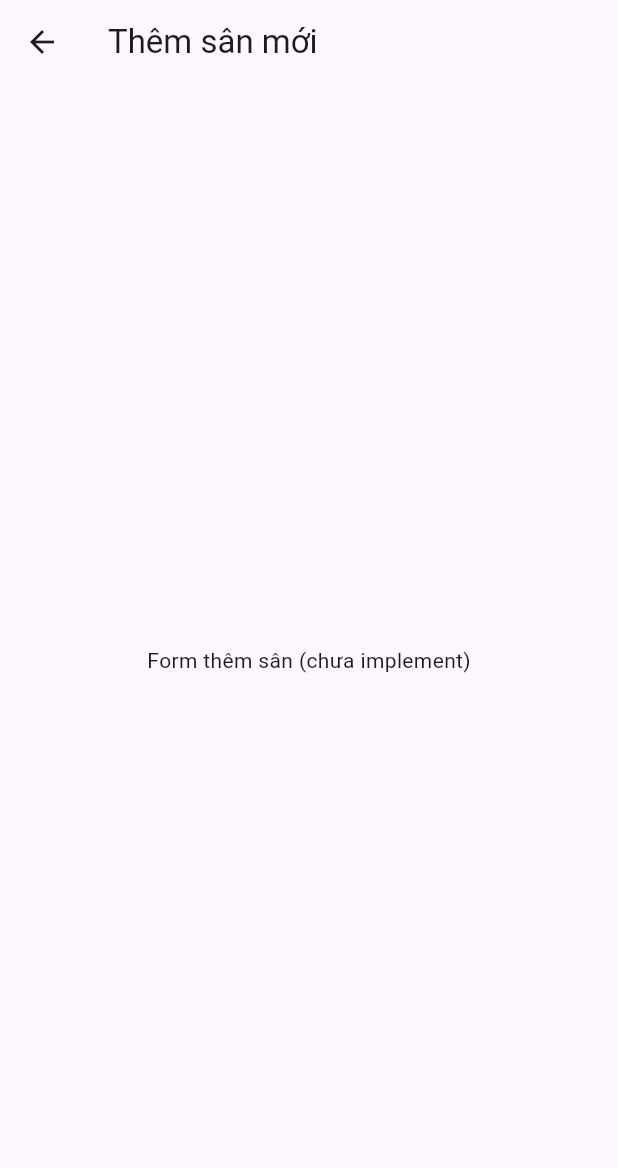
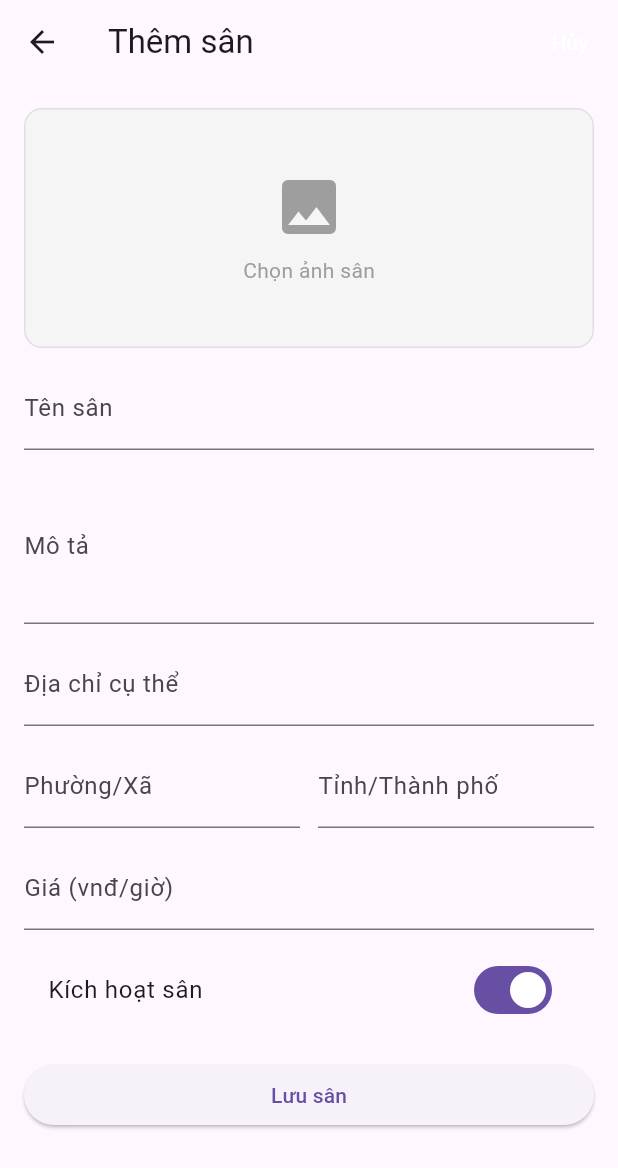
Before and after one commit to seson0/tesst1, a Flutter app: the OwnerManageCourtsPage screen opened directly, after a tap on "Thêm sân", on a phone screen of 412 x 824 dp. Shown: the top 1168 px of the screen. Run offline on Flutter 3.47's test engine with Material 3 defaults, Android fonts, the phone set to English and light mode, and no system bars; our stand-ins replace convex_bottom_bar, firebase_auth, firebase_core, image_picker, shared_preferences; accounts and stored records are empty; network calls fail.

Commit message:
them chuc nang

```diff
--- /dev/null
+++ b/lib/screens/add_court_page.dart
@@ -0,0 +1,219 @@
+import 'dart:convert';
+import 'dart:io';
+
+import 'package:flutter/material.dart';
+import 'package:image_picker/image_picker.dart';
+import 'package:shared_preferences/shared_preferences.dart';
+
+class AddCourtPage extends StatefulWidget {
+  const AddCourtPage({super.key});
+
+  @override
+  State<AddCourtPage> createState() => _AddCourtPageState();
+}
+
+class _AddCourtPageState extends State<AddCourtPage> {
+  final _nameCtrl = TextEditingController();
+  final _descCtrl = TextEditingController();
+  final _addressCtrl = TextEditingController();
+  final _wardCtrl = TextEditingController();
+  final _cityCtrl = TextEditingController();
+  final _priceCtrl = TextEditingController();
+
+  bool _active = true;
+  bool _saving = false;
+  XFile? _image;
+  final ImagePicker _picker = ImagePicker();
+
+  Future<void> _pickImage() async {
+    try {
+      final picked = await _picker.pickImage(
+        source: ImageSource.gallery,
+        imageQuality: 80,
+      );
+      if (picked != null) {
+        setState(() => _image = picked);
+      }
+    } catch (e) {
+      if (!mounted) return;
+      ScaffoldMessenger.of(
+        context,
+      ).showSnackBar(SnackBar(content: Text('Không thể chọn ảnh: $e')));
+    }
+  }
+
+  Future<void> _saveCourt() async {
+    final name = _nameCtrl.text.trim();
+    if (name.isEmpty) {
+      ScaffoldMessenger.of(
+        context,
+      ).showSnackBar(const SnackBar(content: Text('Vui lòng nhập tên sân')));
+      return;
+    }
+
+    setState(() => _saving = true);
+    try {
+      final prefs = await SharedPreferences.getInstance();
+      final existing = prefs.getStringList('demo_courts') ?? <String>[];
+
+      final item = {
+        'id': DateTime.now().millisecondsSinceEpoch.toString(),
+        'name': name,
+        'description': _descCtrl.text.trim(),
+        'address': _addressCtrl.text.trim(),
+        'ward': _wardCtrl.text.trim(),
+        'city': _cityCtrl.text.trim(),
+        'price': _priceCtrl.text.trim(),
+        'active': _active,
+        'imagePath': _image?.path,
+      };
+
+      existing.add(jsonEncode(item));
+      await prefs.setStringList('demo_courts', existing);
+
+      if (!mounted) return;
+      ScaffoldMessenger.of(
+        context,
+      ).showSnackBar(const SnackBar(content: Text('Đã lưu sân (demo)')));
+      Navigator.of(context).pop();
+    } catch (e) {
+      if (!mounted) return;
+      ScaffoldMessenger.of(
+        context,
+      ).showSnackBar(SnackBar(content: Text('Lỗi khi lưu: $e')));
+    } finally {
+      if (mounted) setState(() => _saving = false);
+    }
+  }
+
+  @override
+  void dispose() {
+    _nameCtrl.dispose();
+    _descCtrl.dispose();
+    _addressCtrl.dispose();
+    _wardCtrl.dispose();
+    _cityCtrl.dispose();
+    _priceCtrl.dispose();
+    super.dispose();
+  }
+
+  @override
+  Widget build(BuildContext context) {
+    return Scaffold(
+      appBar: AppBar(
+        title: const Text('Thêm sân'),
+        actions: [
+          TextButton(
+            onPressed: _saving ? null : () => Navigator.of(context).pop(),
+            child: const Text('Hủy', style: TextStyle(color: Colors.white)),
+          ),
+        ],
+      ),
+      body: SingleChildScrollView(
+        padding: const EdgeInsets.all(16),
+        child: Column(
+          children: [
+            GestureDetector(
+              onTap: _pickImage,
+              child: _image == null
+                  ? Container(
+                      width: double.infinity,
+                      height: 160,
+                      decoration: BoxDecoration(
+                        color: Colors.grey.shade100,
+                        borderRadius: BorderRadius.circular(12),
+                        border: Border.all(color: Colors.grey.shade300),
+                      ),
+                      child: Column(
+                        mainAxisAlignment: MainAxisAlignment.center,
+                        children: const [
+                          Icon(Icons.image, size: 48, color: Colors.grey),
+                          SizedBox(height: 8),
+                          Text(
+                            'Chọn ảnh sân',
+                            style: TextStyle(color: Colors.grey),
+                          ),
+                        ],
+                      ),
+                    )
+                  : ClipRRect(
+                      borderRadius: BorderRadius.circular(12),
+                      child: Image.file(
+                        File(_image!.path),
+                        width: double.infinity,
+                        height: 160,
+                        fit: BoxFit.cover,
+                      ),
+                    ),
+            ),
+            const SizedBox(height: 12),
+            TextField(
+              controller: _nameCtrl,
+              decoration: const InputDecoration(labelText: 'Tên sân'),
+            ),
+            const SizedBox(height: 12),
+            TextField(
+              controller: _descCtrl,
+              maxLines: 3,
+              decoration: const InputDecoration(labelText: 'Mô tả'),
+            ),
+            const SizedBox(height: 12),
+            TextField(
+              controller: _addressCtrl,
+              decoration: const InputDecoration(labelText: 'Địa chỉ cụ thể'),
+            ),
+            const SizedBox(height: 12),
+            Row(
+              children: [
+                Expanded(
+                  child: TextField(
+                    controller: _wardCtrl,
+                    decoration: const InputDecoration(labelText: 'Phường/Xã'),
+                  ),
+                ),
+                const SizedBox(width: 12),
+                Expanded(
+                  child: TextField(
+                    controller: _cityCtrl,
+                    decoration: const InputDecoration(
+                      labelText: 'Tỉnh/Thành phố',
+                    ),
+                  ),
+                ),
+              ],
+            ),
+            const SizedBox(height: 12),
+            TextField(
+              controller: _priceCtrl,
+              keyboardType: TextInputType.number,
+              decoration: const InputDecoration(labelText: 'Giá (vnđ/giờ)'),
+            ),
+            const SizedBox(height: 12),
+            SwitchListTile(
+              title: const Text('Kích hoạt sân'),
+              value: _active,
+              onChanged: (v) => setState(() => _active = v),
+            ),
+            const SizedBox(height: 18),
+            SizedBox(
+              width: double.infinity,
+              child: ElevatedButton(
+                onPressed: _saving ? null : _saveCourt,
+                child: _saving
+                    ? const SizedBox(
+                        width: 18,
+                        height: 18,
+                        child: CircularProgressIndicator(
+                          strokeWidth: 2,
+                          color: Colors.white,
+                        ),
+                      )
+                    : const Text('Lưu sân'),
+              ),
+            ),
+          ],
+        ),
+      ),
+    );
+  }
+}
--- a/lib/screens/home_page.dart
+++ b/lib/screens/home_page.dart
@@ -3,6 +3,8 @@ import 'package:firebase_auth/firebase_auth.dart';
 import 'package:shared_preferences/shared_preferences.dart';
 import 'package:convex_bottom_bar/convex_bottom_bar.dart';
 import 'account_details_page.dart'; // thêm import tương đối nếu cần
+import 'add_court_page.dart'; // import trang thêm sân
+import 'edit_court_page.dart';
 
 class AppShell extends StatefulWidget {
   const AppShell({super.key});
@@ -321,7 +323,8 @@ class OwnerManageCourtsPage extends StatelessWidget {
       'subtitle': 'Sân mini · 3 sân · 40.000đ/giờ',
       'booked': 18,
       'capacity': 30,
-      'image': 'https://watermark.lovepik.com/photo/20211126/large/lovepik-football-field-aerial-photography-picture_501100180.jpg',
+      'image':
+          'https://watermark.lovepik.com/photo/20211126/large/lovepik-football-field-aerial-photography-picture_501100180.jpg',
     },
   ];
 
@@ -451,13 +454,23 @@ class OwnerManageCourtsPage extends StatelessWidget {
                       mainAxisAlignment: MainAxisAlignment.spaceBetween,
                       children: [
                         IconButton(
-                          onPressed: () {
-                            // edit sân (stub)
-                            ScaffoldMessenger.of(context).showSnackBar(
-                              const SnackBar(
-                                content: Text('Chức năng sửa sân'),
+                          onPressed: () async {
+                            // mở trang sửa sân, truyền dữ liệu sân hiện tại
+                            final changed = await Navigator.push<bool?>(
+                              context,
+                              MaterialPageRoute(
+                                builder: (_) => EditCourtPage(court: court),
                               ),
                             );
+                            if (changed == true) {
+                              // nếu sửa thành công, thông báo và (tuỳ cần) refresh UI
+                              ScaffoldMessenger.of(context).showSnackBar(
+                                const SnackBar(
+                                  content: Text('Đã cập nhật sân (demo)'),
+                                ),
+                              );
+                              // Nếu bạn load danh sách từ SharedPreferences, gọi setState để refresh ở đây.
+                            }
                           },
                           icon: const Icon(Icons.edit),
                         ),
@@ -495,18 +508,13 @@ class OwnerManageCourtsPage extends StatelessWidget {
       ),
       floatingActionButton: FloatingActionButton.extended(
         onPressed: () {
-          // thêm sân mới (stub)
+          // mở trang Thêm sân (form đầy đủ)
           Navigator.push(
             context,
-            MaterialPageRoute(
-              builder: (_) => Scaffold(
-                appBar: AppBar(title: const Text('Thêm sân mới')),
-                body: const Center(
-                  child: Text('Form thêm sân (chưa implement)'),
-                ),
-              ),
-            ),
-          );
+            MaterialPageRoute(builder: (_) => const AddCourtPage()),
+          ).then((_) {
+            // nếu muốn refresh danh sách courts từ prefs, có thể setState ở đây
+          });
         },
         label: const Text('Thêm sân'),
         icon: const Icon(Icons.add),
```
Also changed, not shown: lib/screens/edit_court_page.dart (added, +255 -0 lines).
